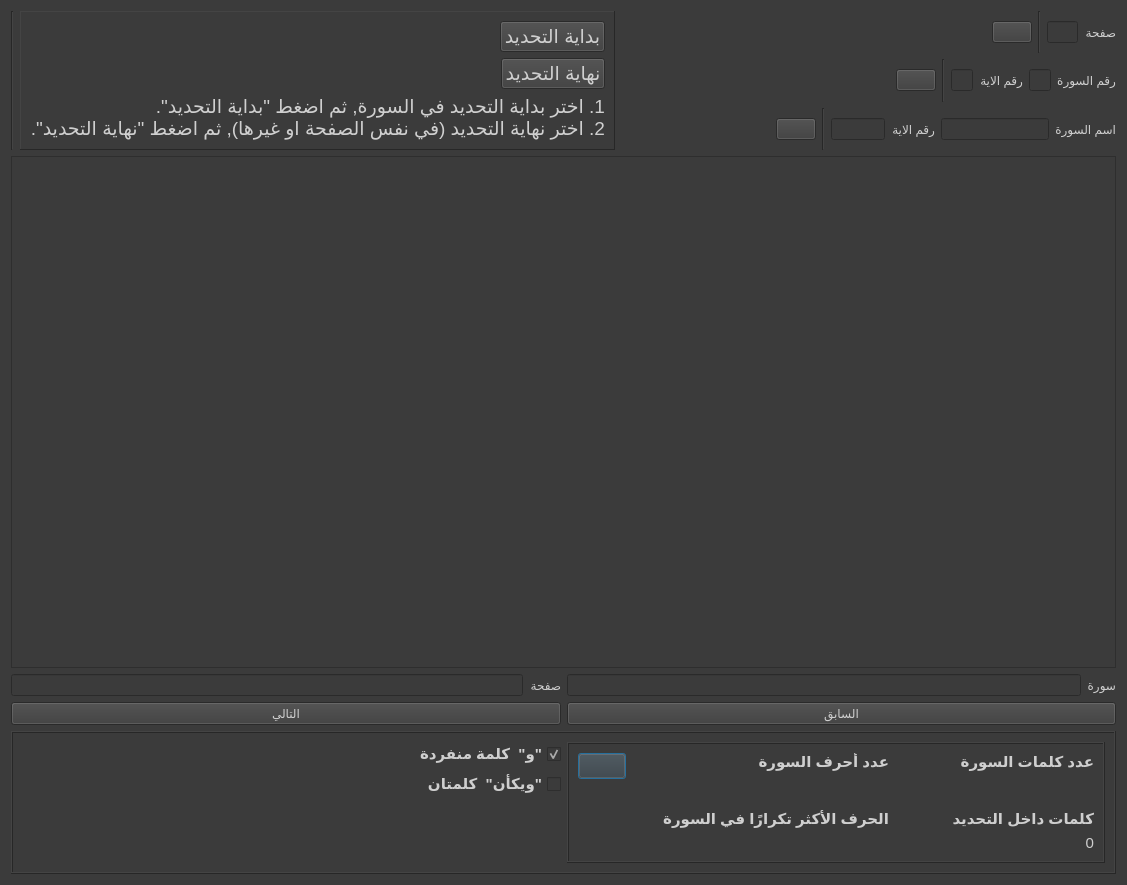
The window that gui/mushaf_view.ui (masalha-alaa/quran-counter) describes before a commit, drawn with Qt 5.
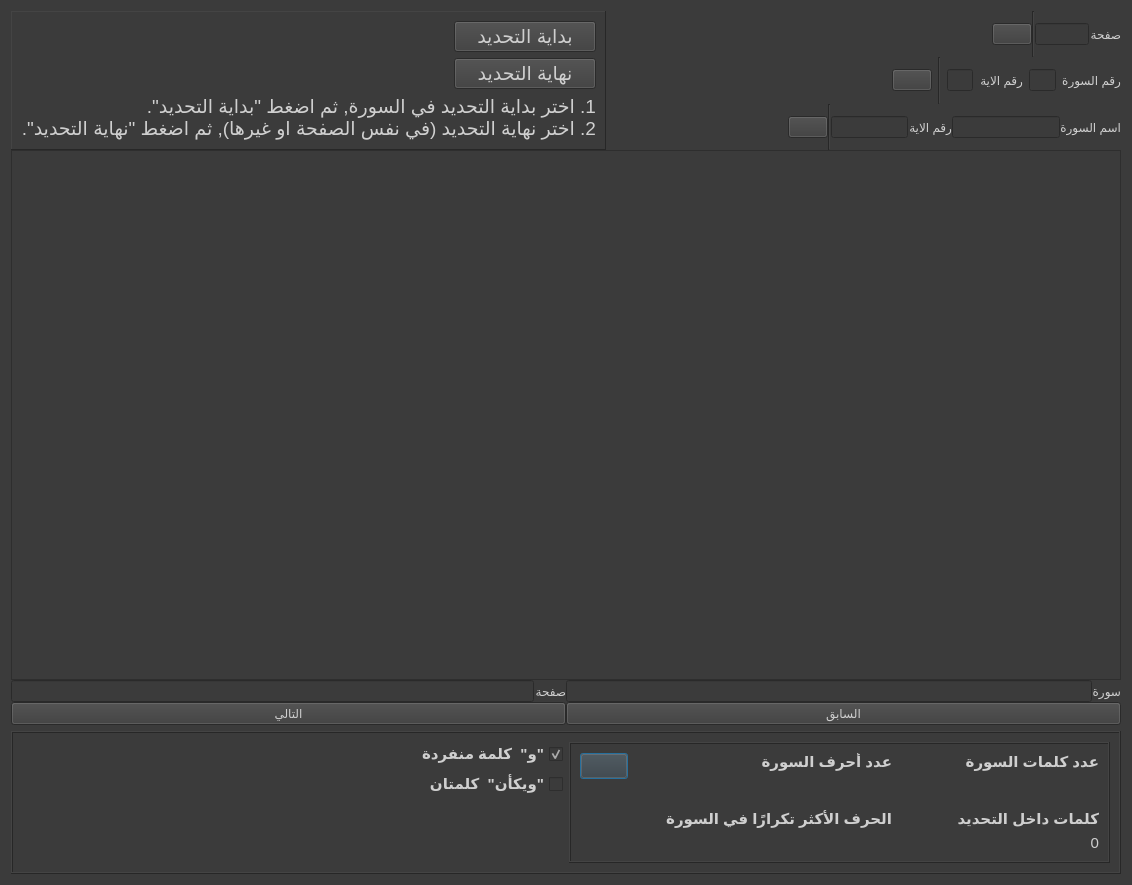
The same window after the commit. Icons and pictures are not drawn.

```diff
--- a/gui/mushaf_view.ui
+++ b/gui/mushaf_view.ui
@@ -6,7 +6,7 @@
    <rect>
     <x>0</x>
     <y>0</y>
-    <width>1127</width>
+    <width>1132</width>
     <height>885</height>
    </rect>
   </property>
@@ -20,18 +20,26 @@
   </property>
   <layout class="QVBoxLayout" name="verticalLayout_4" stretch="5,1">
    <item>
-    <layout class="QVBoxLayout" name="verticalLayout" stretch="0,0,0">
+    <layout class="QVBoxLayout" name="verticalLayout" stretch="6,0,0">
+     <property name="spacing">
+      <number>0</number>
+     </property>
+     <property name="leftMargin">
+      <number>0</number>
+     </property>
+     <property name="topMargin">
+      <number>0</number>
+     </property>
+     <property name="rightMargin">
+      <number>0</number>
+     </property>
+     <property name="bottomMargin">
+      <number>0</number>
+     </property>
      <item>
       <layout class="QVBoxLayout" name="verticalLayout_3" stretch="0,0">
        <item>
-        <layout class="QHBoxLayout" name="horizontalLayout_11" stretch="0,0,4">
-         <item>
-          <widget class="Line" name="line">
-           <property name="orientation">
-            <enum>Qt::Vertical</enum>
-           </property>
-          </widget>
-         </item>
+        <layout class="QHBoxLayout" name="horizontalLayout_11" stretch="3,4">
          <item>
           <layout class="QVBoxLayout" name="verticalLayout_10">
            <item>
@@ -47,29 +55,15 @@
              </property>
              <layout class="QVBoxLayout" name="verticalLayout_11">
               <item>
-               <layout class="QHBoxLayout" name="horizontalLayout_16" stretch="0,0,0">
-                <item>
-                 <spacer name="horizontalSpacer_4">
-                  <property name="orientation">
-                   <enum>Qt::Horizontal</enum>
-                  </property>
-                  <property name="sizeHint" stdset="0">
-                   <size>
-                    <width>40</width>
-                    <height>20</height>
-                   </size>
-                  </property>
-                 </spacer>
-                </item>
-                <item>
-                 <widget class="QLabel" name="selectionStartLabel">
-                  <property name="text">
-                   <string/>
-                  </property>
-                 </widget>
-                </item>
-                <item>
+               <layout class="QGridLayout" name="gridLayout" columnstretch="3,1">
+                <item row="0" column="1">
                  <widget class="QPushButton" name="selectionStartButton">
+                  <property name="sizePolicy">
+                   <sizepolicy hsizetype="Expanding" vsizetype="Fixed">
+                    <horstretch>0</horstretch>
+                    <verstretch>0</verstretch>
+                   </sizepolicy>
+                  </property>
                   <property name="text">
                    <string>بداية التحديد</string>
                   </property>
@@ -78,32 +72,14 @@
                   </property>
                  </widget>
                 </item>
-               </layout>
-              </item>
-              <item>
-               <layout class="QHBoxLayout" name="horizontalLayout_17" stretch="0,0,0">
-                <item>
-                 <spacer name="horizontalSpacer_5">
-                  <property name="orientation">
-                   <enum>Qt::Horizontal</enum>
-                  </property>
-                  <property name="sizeHint" stdset="0">
-                   <size>
-                    <width>40</width>
-                    <height>20</height>
-                   </size>
-                  </property>
-                 </spacer>
-                </item>
-                <item>
-                 <widget class="QLabel" name="selectionEndLabel">
-                  <property name="text">
-                   <string/>
-                  </property>
-                 </widget>
-                </item>
-                <item>
+                <item row="1" column="1">
                  <widget class="QPushButton" name="selectionEndButton">
+                  <property name="sizePolicy">
+                   <sizepolicy hsizetype="MinimumExpanding" vsizetype="Fixed">
+                    <horstretch>0</horstretch>
+                    <verstretch>0</verstretch>
+                   </sizepolicy>
+                  </property>
                   <property name="text">
                    <string>نهاية التحديد</string>
                   </property>
@@ -112,6 +88,20 @@
                   </property>
                  </widget>
                 </item>
+                <item row="0" column="0">
+                 <widget class="QLabel" name="selectionStartLabel">
+                  <property name="text">
+                   <string/>
+                  </property>
+                 </widget>
+                </item>
+                <item row="1" column="0">
+                 <widget class="QLabel" name="selectionEndLabel">
+                  <property name="text">
+                   <string/>
+                  </property>
+                 </widget>
+                </item>
                </layout>
               </item>
               <item>
```
Left out of the diff: 19 changed lines with no effect on the pictures.
